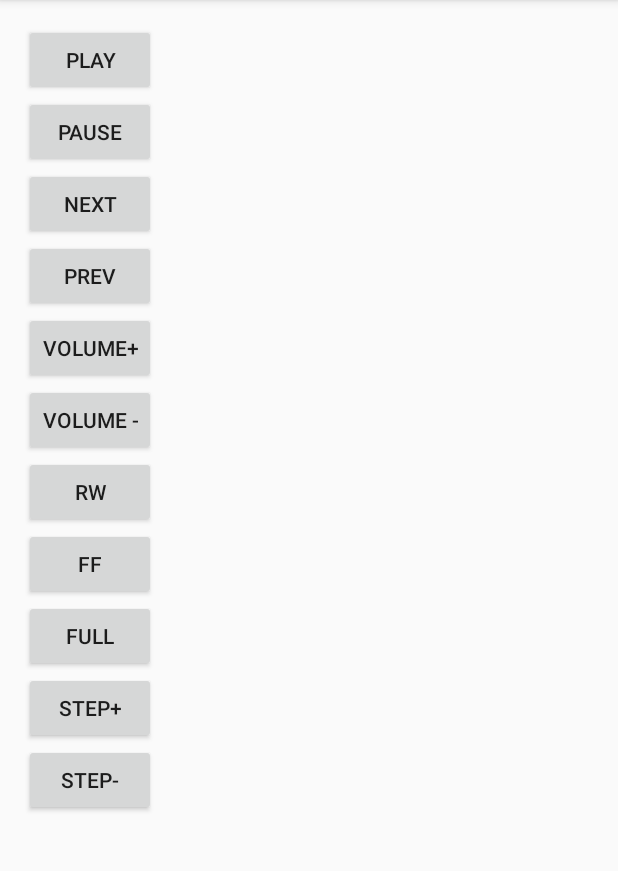
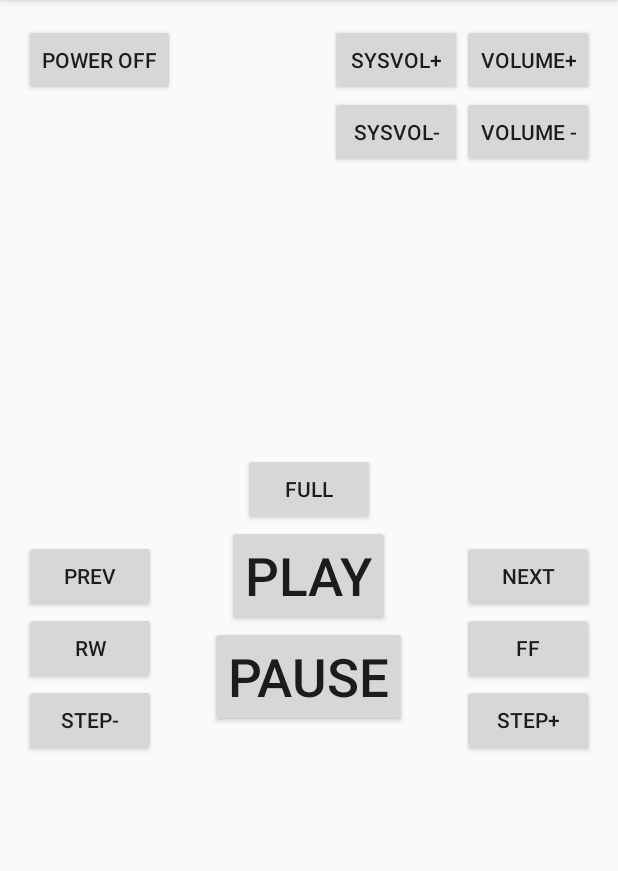
Before and after one commit to antony-jekov/Nevix, an Android app: the MainActivity screen opened directly, with no data from a screen before it, on a phone screen of 412 x 824 dp, the part 84-955 px from its top. Run offline under Robolectric (Android 15) with nearby library versions, the phone set to English and light mode, and no system bars.

Commit message:
Finished basic controls.

```diff
--- a/Source/Android/Nevix/nevix/src/main/java/com/antonyjekov/nevix/activities/MainActivity.java
+++ b/Source/Android/Nevix/nevix/src/main/java/com/antonyjekov/nevix/activities/MainActivity.java
@@ -26,12 +26,15 @@ public class MainActivity extends ActionBarActivity implements IAsyncResponse {
     private Button nextBtn;
     private Button prevBtn;
     private Button volumeUpBtn;
+    private Button sysVolumeUpBtn;
     private Button volumeDownBtn;
+    private Button sysVolumeDownBtn;
     private Button rwBtn;
     private Button ffBtn;
     private Button fullBtn;
     private Button stepFBtn;
     private Button stepBBtn;
+    private Button powerBtn;
 
     private final String NEVIX_DATA = "NevixData";
 
@@ -62,6 +65,9 @@ public class MainActivity extends ActionBarActivity implements IAsyncResponse {
         fullBtn = (Button) findViewById(R.id.full_btn);
         stepBBtn = (Button) findViewById(R.id.step_b_btn);
         stepFBtn = (Button) findViewById(R.id.step_f_btn);
+        sysVolumeDownBtn = (Button) findViewById(R.id.sys_volume_down_btn);
+        sysVolumeUpBtn = (Button) findViewById(R.id.sys_volume_up_btn);
+        powerBtn = (Button) findViewById(R.id.power_btn);
 
         playBtn.setOnClickListener(new View.OnClickListener() {
             @Override
@@ -140,6 +146,27 @@ public class MainActivity extends ActionBarActivity implements IAsyncResponse {
                 pusher.pushCommand(PlayerCommand.STEP_B_CMD);
             }
         });
+
+        sysVolumeUpBtn.setOnClickListener(new View.OnClickListener() {
+            @Override
+            public void onClick(View view) {
+                pusher.pushCommand(PlayerCommand.SYS_VOLUME_UP_CMD);
+            }
+        });
+
+        sysVolumeDownBtn.setOnClickListener(new View.OnClickListener() {
+            @Override
+            public void onClick(View view) {
+                pusher.pushCommand(PlayerCommand.SYS_VOLUME_DOWN_CMD);
+            }
+        });
+
+        powerBtn.setOnClickListener(new View.OnClickListener() {
+            @Override
+            public void onClick(View view) {
+                pusher.pushCommand(PlayerCommand.POWER_CMD);
+            }
+        });
     }
 
     private String getSessionKey() {
--- a/Source/Android/Nevix/nevix/src/main/java/com/antonyjekov/nevix/constants/PlayerCommand.java
+++ b/Source/Android/Nevix/nevix/src/main/java/com/antonyjekov/nevix/constants/PlayerCommand.java
@@ -12,4 +12,8 @@ public class PlayerCommand {
     public static final String FULL_CMD = "full";
     public static final String STEP_F_CMD = "step_f";
     public static final String STEP_B_CMD = "step_b";
+    public static final String SYS_VOLUME_DOWN_CMD = "sys_volume_down";
+    public static final String SYS_VOLUME_UP_CMD = "sys_volume_up";
+    public static final String POWER_CMD = "power";
+
 }
--- a/Source/Android/Nevix/nevix/src/main/res/layout/activity_main.xml
+++ b/Source/Android/Nevix/nevix/src/main/res/layout/activity_main.xml
@@ -1,4 +1,4 @@
-<LinearLayout xmlns:android="http://schemas.android.com/apk/res/android"
+<RelativeLayout xmlns:android="http://schemas.android.com/apk/res/android"
     xmlns:tools="http://schemas.android.com/tools"
     android:layout_width="match_parent"
     android:layout_height="match_parent"
@@ -6,73 +6,113 @@
     android:paddingRight="@dimen/activity_horizontal_margin"
     android:paddingTop="@dimen/activity_vertical_margin"
     android:paddingBottom="@dimen/activity_vertical_margin"
-    tools:context="com.antonyjekov.nevix.activities.MainActivity$PlaceholderFragment"
-    android:orientation="vertical">
+    tools:context="com.antonyjekov.nevix.activities.MainActivity$PlaceholderFragment">
 
     <Button
         android:id="@+id/play_btn"
         android:layout_width="wrap_content"
         android:layout_height="wrap_content"
-        android:text="@string/play_btn"/>
+        android:text="@string/play_btn"
+        android:layout_centerHorizontal="true"
+        android:layout_centerVertical="true"
+        android:textSize="@dimen/prime_btn_text_size" />
 
     <Button
         android:id="@+id/pause_btn"
         android:layout_width="wrap_content"
         android:layout_height="wrap_content"
-        android:text="@string/pause_btn"/>
+        android:text="@string/pause_btn"
+        android:layout_below="@id/play_btn"
+        android:layout_centerHorizontal="true"
+        android:textSize="@dimen/prime_btn_text_size" />
 
     <Button
         android:id="@+id/next_btn"
         android:layout_width="wrap_content"
         android:layout_height="wrap_content"
-        android:text="@string/next_btn"/>
+        android:text="@string/next_btn"
+        android:layout_centerVertical="true"
+        android:layout_alignParentRight="true" />
 
     <Button
         android:id="@+id/prev_btn"
         android:layout_width="wrap_content"
         android:layout_height="wrap_content"
-        android:text="@string/prev_btn"/>
+        android:text="@string/prev_btn"
+        android:layout_centerVertical="true" />
 
     <Button
         android:id="@+id/volume_up_btn"
         android:layout_width="wrap_content"
         android:layout_height="wrap_content"
-        android:text="@string/volume_up_btn"/>
+        android:text="@string/volume_up_btn"
+        android:layout_alignParentRight="true" />
 
     <Button
         android:id="@+id/volume_down_btn"
         android:layout_width="wrap_content"
         android:layout_height="wrap_content"
-        android:text="@string/volume_down_btn"/>
+        android:text="@string/volume_down_btn"
+        android:layout_alignParentRight="true"
+        android:layout_below="@id/volume_up_btn" />
 
     <Button
         android:id="@+id/rw_btn"
         android:layout_width="wrap_content"
         android:layout_height="wrap_content"
-        android:text="@string/rw_btn"/>
+        android:text="@string/rw_btn"
+        android:layout_below="@id/prev_btn" />
 
     <Button
         android:id="@+id/ff_btn"
         android:layout_width="wrap_content"
         android:layout_height="wrap_content"
-        android:text="@string/ff_btn"/>
+        android:text="@string/ff_btn"
+        android:layout_below="@id/next_btn"
+        android:layout_alignParentRight="true" />
 
     <Button
         android:id="@+id/full_btn"
         android:layout_width="wrap_content"
         android:layout_height="wrap_content"
-        android:text="@string/full_btn"/>
+        android:text="@string/full_btn"
+        android:layout_centerHorizontal="true"
+        android:layout_above="@id/play_btn"/>
 
     <Button
-    android:id="@+id/step_f_btn"
-    android:layout_width="wrap_content"
-    android:layout_height="wrap_content"
-    android:text="@string/step_f_btn"/>
+        android:id="@+id/step_f_btn"
+        android:layout_width="wrap_content"
+        android:layout_height="wrap_content"
+        android:text="@string/step_f_btn"
+        android:layout_below="@id/ff_btn"
+        android:layout_alignParentRight="true" />
 
     <Button
         android:id="@+id/step_b_btn"
         android:layout_width="wrap_content"
         android:layout_height="wrap_content"
-        android:text="@string/step_b_btn"/>
+        android:text="@string/step_b_btn"
+        android:layout_below="@id/rw_btn" />
 
-</LinearLayout>
+    <Button
+        android:id="@+id/sys_volume_up_btn"
+        android:layout_width="wrap_content"
+        android:layout_height="wrap_content"
+        android:text="@string/sys_volume_up_btn"
+        android:layout_toLeftOf="@id/volume_up_btn" />
+
+    <Button
+        android:id="@+id/sys_volume_down_btn"
+        android:layout_width="wrap_content"
+        android:layout_height="wrap_content"
+        android:text="@string/sys_volume_down_btn"
+        android:layout_toLeftOf="@id/volume_down_btn"
+        android:layout_below="@id/sys_volume_up_btn" />
+
+    <Button
+        android:id="@+id/power_btn"
+        android:layout_width="wrap_content"
+        android:layout_height="wrap_content"
+        android:text="@string/power_btn" />
+
+</RelativeLayout>
--- a/Source/Android/Nevix/nevix/src/main/res/values/dimens.xml
+++ b/Source/Android/Nevix/nevix/src/main/res/values/dimens.xml
@@ -5,5 +5,6 @@
     <dimen name="input_top_margin">15dp</dimen>
     <dimen name="btn_margin_top">25dp</dimen>
     <dimen name="toggle_margin_top">50dp</dimen>
+    <dimen name="prime_btn_text_size">35dp</dimen>
 
 </resources>
--- a/Source/Android/Nevix/nevix/src/main/res/values/strings.xml
+++ b/Source/Android/Nevix/nevix/src/main/res/values/strings.xml
@@ -22,5 +22,8 @@
     <string name="full_btn">Full</string>
     <string name="step_f_btn">Step+</string>
     <string name="step_b_btn">Step-</string>
+    <string name="sys_volume_down_btn">SYSVol-</string>
+    <string name="sys_volume_up_btn">SYSVol+</string>
+    <string name="power_btn">Power off</string>
 
 </resources>
```
Also changed, not shown: 5 other files.
